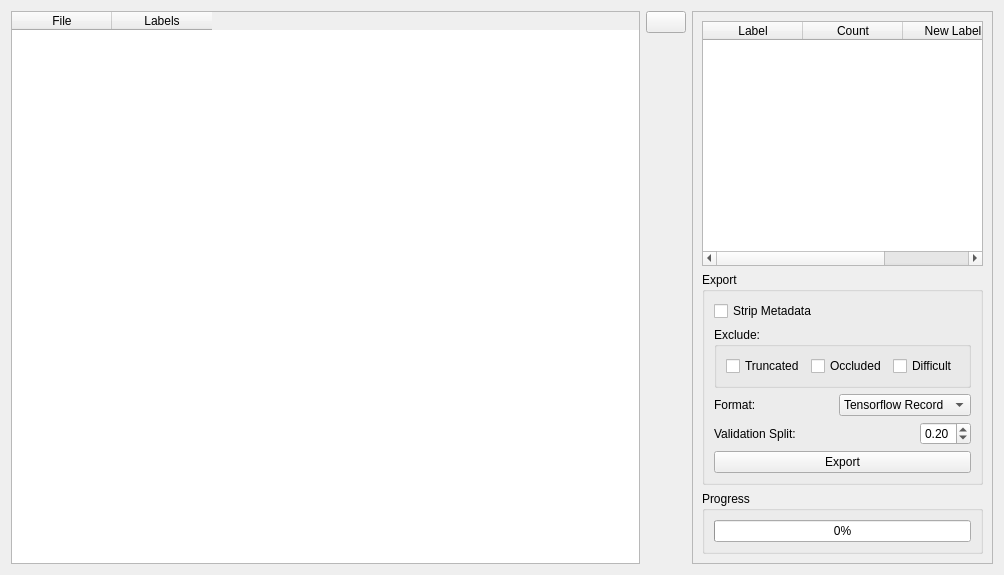
Old version of the form bboxee/gui/export_widget.ui in the repository persts/BBoxEE.
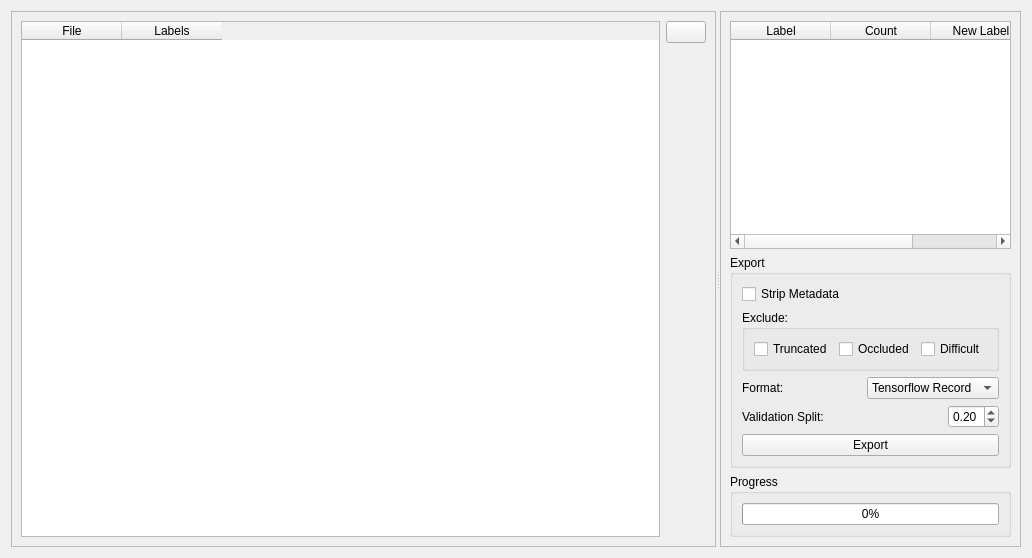
New version of the form. Icons and pictures are not drawn.

Commit message: Layout fix on exporter and tweak to tensorflow label parser

Patch:
```diff
--- a/bboxee/gui/export_widget.ui
+++ b/bboxee/gui/export_widget.ui
@@ -6,8 +6,8 @@
    <rect>
     <x>0</x>
     <y>0</y>
-    <width>1004</width>
-    <height>575</height>
+    <width>1032</width>
+    <height>558</height>
    </rect>
   </property>
   <property name="sizePolicy">
@@ -19,6 +19,31 @@
   <property name="windowTitle">
    <string>Form</string>
   </property>
+  <layout class="QGridLayout" name="gridLayout">
+   <item row="0" column="0">
+    <widget class="QSplitter" name="splitter">
+     <property name="orientation">
+      <enum>Qt::Horizontal</enum>
+     </property>
+     <widget class="QFrame" name="frame_2">
+      <property name="sizePolicy">
+       <sizepolicy hsizetype="Preferred" vsizetype="Preferred">
+        <horstretch>4</horstretch>
+        <verstretch>0</verstretch>
+       </sizepolicy>
+      </property>
+      <property name="sizeIncrement">
+       <size>
+        <width>0</width>
+        <height>0</height>
+       </size>
+      </property>
+      <property name="frameShape">
+       <enum>QFrame::StyledPanel</enum>
+      </property>
+      <property name="frameShadow">
+       <enum>QFrame::Raised</enum>
+      </property>
   <layout class="QHBoxLayout" name="horizontalLayout">
    <item>
     <widget class="QTableWidget" name="tw_files">
@@ -83,14 +108,9 @@
      </item>
     </layout>
    </item>
-   <item>
+      </layout>
+     </widget>
     <widget class="QFrame" name="frame">
-     <property name="sizePolicy">
-      <sizepolicy hsizetype="MinimumExpanding" vsizetype="MinimumExpanding">
-       <horstretch>1</horstretch>
-       <verstretch>0</verstretch>
-      </sizepolicy>
-     </property>
      <property name="maximumSize">
       <size>
        <width>16777215</width>
@@ -298,6 +318,7 @@
        </widget>
       </item>
      </layout>
+     </widget>
     </widget>
    </item>
   </layout>
```
Lines whose indentation alone changed are shown as unchanged. The commit also changes 1 other file.
